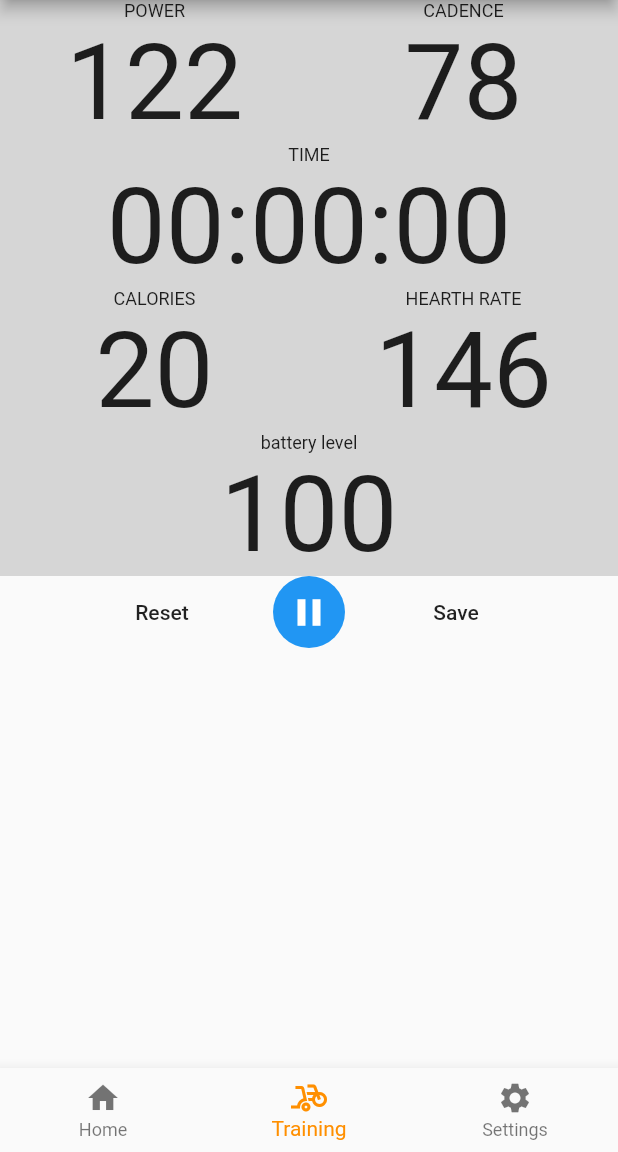
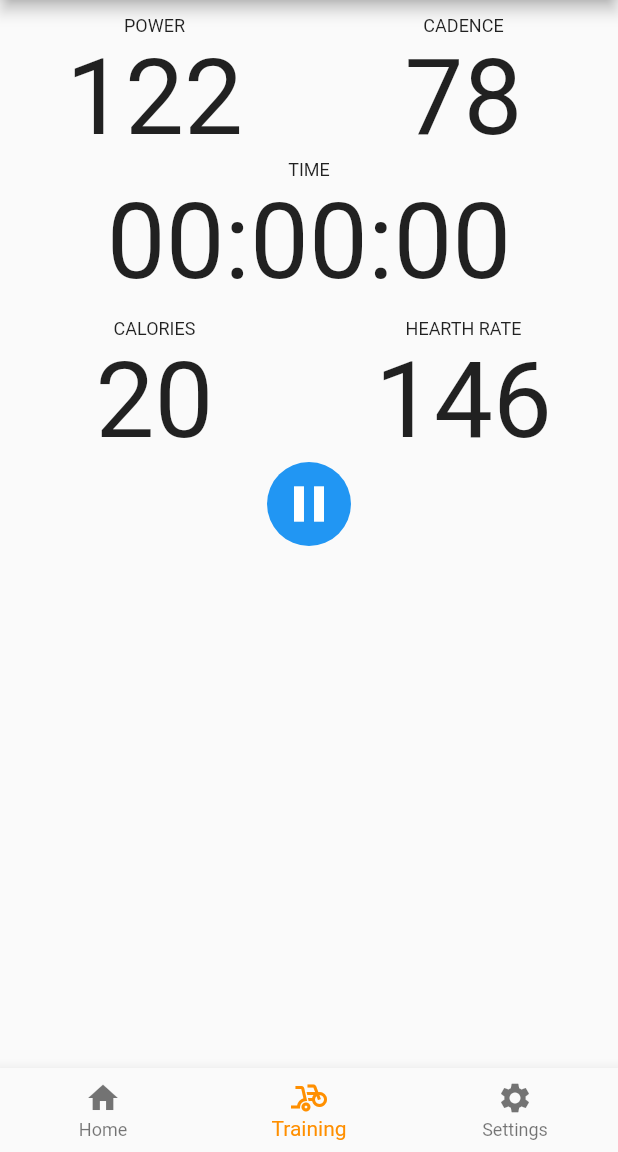
Before and after one commit to lilag-dawg/lstech_app_v2, a Flutter app: the screen it shows after launch, item 2 of the bottom bar chosen, after a tap on the "play arrow" icon, after a tap on "Reset", on a phone screen of 412 x 824 dp, the part 84-1236 px from its top. Run offline on Flutter 3.47's test engine with Material 2 defaults, Android fonts, the phone set to English and light mode, and no system bars; our stand-ins replace flutter_blue.

Commit message:
training ui timer working

```diff
--- a/lstech_app/lib/widgets/startPauseWidget.dart
+++ b/lstech_app/lib/widgets/startPauseWidget.dart
@@ -13,10 +13,12 @@ class StartPauseWidget extends StatefulWidget {
 
 class _StartPauseWidgetState extends State<StartPauseWidget> {
   bool isPlaying;
+  bool isShowingResetAndSaveButton;
 
   @override
   void initState() {
     isPlaying = false;
+    isShowingResetAndSaveButton = false;
     super.initState();
   }
 
@@ -27,11 +29,15 @@ class _StartPauseWidgetState extends State<StartPauseWidget> {
       } else {
         isPlaying = true;
       }
+      isShowingResetAndSaveButton = true;
     });
     widget.onIconPressed();
   }
 
   void handleReset() {
+    setState(() {
+      isShowingResetAndSaveButton = false;
+    });
     widget.onResetPressed();
   }
 
@@ -44,7 +50,7 @@ class _StartPauseWidgetState extends State<StartPauseWidget> {
     return Row(
       mainAxisAlignment: MainAxisAlignment.center,
       children: [
-        isPlaying
+        isShowingResetAndSaveButton
             ? FlatButton(
                 child: Text("Reset"),
                 onPressed: () {
@@ -59,14 +65,14 @@ class _StartPauseWidgetState extends State<StartPauseWidget> {
           child: IconButton(
             icon: isPlaying ? Icon(Icons.pause) : Icon(Icons.play_arrow),
             color: Colors.white,
-            iconSize: 30,
+            iconSize: 40,
             onPressed: () {
               handleStartStop();
             },
           ),
         ),
         SizedBox(width: 30),
-        isPlaying
+        isShowingResetAndSaveButton
             ? FlatButton(
                 child: Text("Save"),
                 onPressed: () {
--- a/lstech_app/lib/widgets/stopwatchWidget.dart
+++ b/lstech_app/lib/widgets/stopwatchWidget.dart
@@ -52,8 +52,8 @@ class StopwatchWidgetState extends State<StopwatchWidget> {
   Widget build(BuildContext context) {
     return Container(
       decoration: BoxDecoration(
-        color: Colors.grey[350],
-      ),
+          //color: Colors.grey[350],
+          ),
       child: Column(
         children: [
           Text(
--- a/lstech_app/lib/widgets/trainingWidget.dart
+++ b/lstech_app/lib/widgets/trainingWidget.dart
@@ -8,8 +8,9 @@ class TrainingScreen extends StatelessWidget {
   Widget _trainingBox(String units, int value) {
     // int will probably change for a stream
     return Container(
+      padding: EdgeInsets.only(top: 10),
       decoration: BoxDecoration(
-        color: Colors.grey[350],
+          //color: Colors.grey[350],
           ),
       child: Column(
         children: [
@@ -28,7 +29,8 @@ class TrainingScreen extends StatelessWidget {
 
   @override
   Widget build(BuildContext context) {
-    return Container(
+    return SingleChildScrollView(
+      child: Container(
         child: Column(
           //mainAxisAlignment: MainAxisAlignment.center,
           crossAxisAlignment: CrossAxisAlignment.stretch,
@@ -56,7 +58,6 @@ class TrainingScreen extends StatelessWidget {
                 )
               ],
             ),
-          _trainingBox("battery level", 100),
             StartPauseWidget(
               onIconPressed: () {
                 _key.currentState.handleStartStop();
@@ -67,6 +68,7 @@ class TrainingScreen extends StatelessWidget {
             )
           ],
         ),
+      ),
     );
   }
 }
```
Lines whose indentation alone changed are shown as unchanged.
